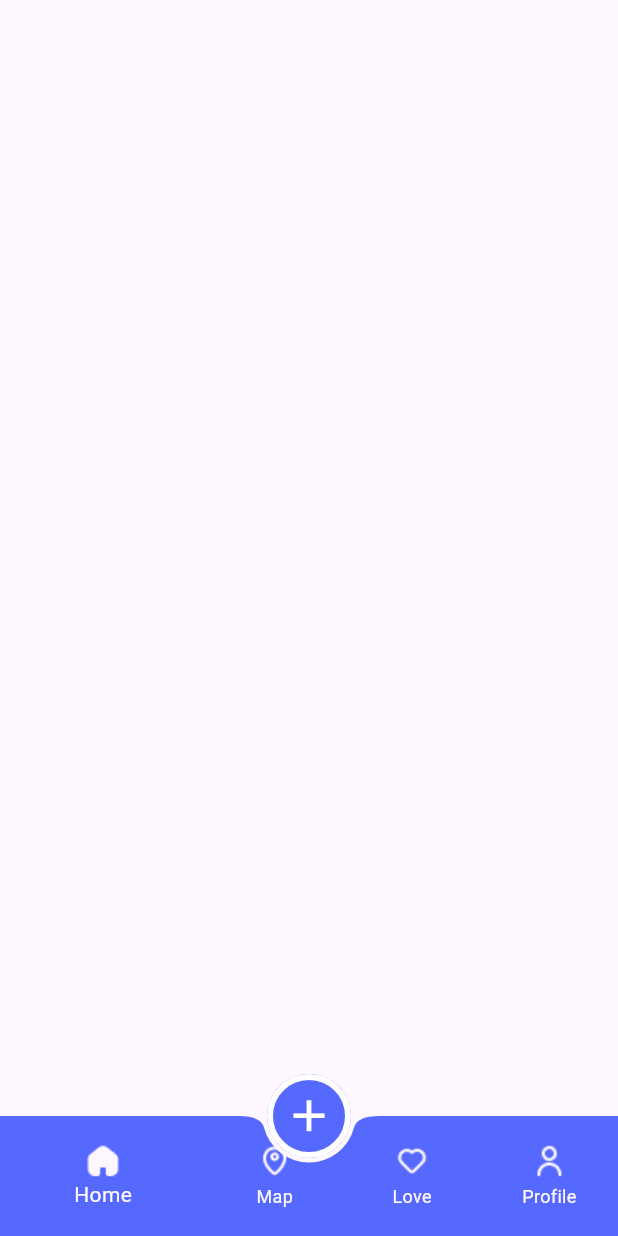
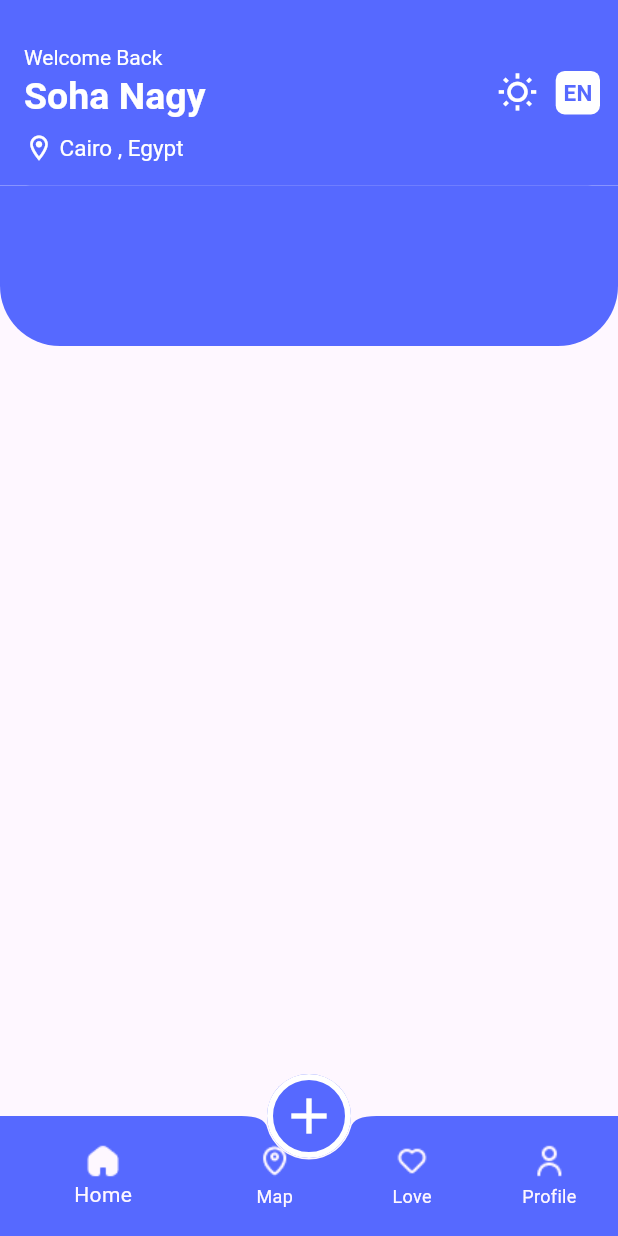
Before and after one commit to soo20/eventapp1, a Flutter app: the screen it shows after launch, on a phone screen of 412 x 824 dp. Run offline on Flutter 3.47's test engine with Material 3 defaults, Android fonts, the light colour scheme and no system bars; generated files the repository leaves out were written again.

Commit message:
create bages and make part of home

```diff
--- /dev/null
+++ b/lib/home/home_page.dart
@@ -0,0 +1,125 @@
+import 'package:eventapp1/utilized/colorrtheme.dart';
+import 'package:flutter/material.dart';
+import 'package:flutter_gen/gen_l10n/app_localizations.dart';
+
+class HomePage extends StatelessWidget {
+  const HomePage({super.key});
+
+  @override
+  Widget build(BuildContext context) {
+    var height = MediaQuery.of(context).size.height;
+    return Scaffold(
+      appBar: AppBar(
+        leadingWidth: 130,
+        backgroundColor: Theme.of(context).primaryColor,
+        toolbarHeight: height * 0.15,
+        title: Row(
+          children: [
+            Column(
+              crossAxisAlignment: CrossAxisAlignment.start,
+              spacing: 1,
+              children: [
+                SizedBox(height: height * 0.016),
+                Text(
+                  AppLocalizations.of(context)!.welcom,
+                  style: TextStyle(
+                    fontSize: 14,
+                    fontWeight: FontWeight.normal,
+                    color: Colorrtheme.whiteColor,
+                  ),
+                ),
+                Text(
+                  AppLocalizations.of(context)!.soha,
+                  style: TextStyle(
+                    fontSize: 25,
+                    fontWeight: FontWeight.bold,
+                    color: Colorrtheme.whiteColor,
+                  ),
+                ),
+                SizedBox(height: 6),
+                Row(
+                  children: [
+                    Icon(
+                      Icons.location_on_outlined,
+                      size: 20,
+                      color: Colorrtheme.whiteColor,
+                    ),
+                    Text(
+                      AppLocalizations.of(context)!.city,
+                      style: TextStyle(
+                        fontSize: 15,
+                        fontWeight: FontWeight.normal,
+                        color: Colorrtheme.whiteColor,
+                      ),
+                    ),
+                  ],
+                ),
+              ],
+            ),
+          ],
+        ),
+        actions: [
+          Icon(
+            Icons.wb_sunny_outlined,
+            color: Colorrtheme.whiteColor,
+            size: 27,
+          ),
+          Container(
+            margin: EdgeInsets.symmetric(horizontal: 12),
+            padding: EdgeInsets.symmetric(horizontal: 05, vertical: 4),
+
+            decoration: BoxDecoration(
+              color: Colorrtheme.whiteColor,
+              borderRadius: BorderRadius.circular(6),
+            ),
+            child: Text(
+              AppLocalizations.of(context)!.en,
+              style: TextStyle(
+                fontSize: 15,
+                fontWeight: FontWeight.bold,
+                color: Theme.of(context).primaryColor,
+              ),
+            ),
+          ),
+        ],
+
+        flexibleSpace: Container(
+          decoration: BoxDecoration(
+            color: Theme.of(context).primaryColor,
+            borderRadius: BorderRadius.only(
+              bottomRight: Radius.circular(20),
+              bottomLeft: Radius.circular(20),
+            ),
+          ),
+          /*   child: Column(
+            children: [
+              Text(
+                AppLocalizations.of(context)!.language,
+                style: TextStyle(
+                  fontSize: 17,
+                  fontWeight: FontWeight.bold,
+                  color: Colorrtheme.blackColor,
+                ),
+              ),
+            ],
+          ),*/
+        ),
+      ),
+      body: Column(
+        children: [
+          Container(
+            width: double.infinity,
+            height: height * 0.13,
+            decoration: BoxDecoration(
+              color: Theme.of(context).primaryColor,
+              borderRadius: BorderRadius.only(
+                bottomRight: Radius.circular(40),
+                bottomLeft: Radius.circular(40),
+              ),
+            ),
+          ),
+        ],
+      ),
+    );
+  }
+}
--- a/lib/home_screen2.dart
+++ b/lib/home_screen2.dart
@@ -1,4 +1,8 @@
-import 'package:eventapp1/colorrtheme.dart';
+import 'package:eventapp1/home/home_page.dart';
+import 'package:eventapp1/love/love_page.dart';
+import 'package:eventapp1/map/map_page.dart';
+import 'package:eventapp1/profile/home_screen.dart';
+import 'package:eventapp1/utilized/colorrtheme.dart';
 import 'package:flutter/material.dart';
 import 'package:flutter_gen/gen_l10n/app_localizations.dart';
 
@@ -12,7 +16,7 @@ class HomeScreen2 extends StatefulWidget {
 
 class _HomeScreen2State extends State<HomeScreen2> {
   int selectIndex = 0;
-
+  List<Widget> screens = [HomePage(), MapPage(), LovePage(), ProfilePage()];
   @override
   Widget build(BuildContext context) {
     return Scaffold(
@@ -20,8 +24,8 @@ class _HomeScreen2State extends State<HomeScreen2> {
         data: Theme.of(context).copyWith(canvasColor: Colors.transparent),
         child: BottomAppBar(
           padding: EdgeInsets.zero,
-          color: Colorrtheme.primaryLight,
-          notchMargin: 3,
+          color: Theme.of(context).primaryColor,
+          notchMargin: 1,
           shape: CircularNotchedRectangle(),
           child: BottomNavigationBar(
             currentIndex: selectIndex,
@@ -58,9 +62,10 @@ class _HomeScreen2State extends State<HomeScreen2> {
           ),
         ),
       ),
+      body: screens[selectIndex],
       floatingActionButton: FloatingActionButton(
         onPressed: () {},
-        child: Icon(Icons.add, color: Colorrtheme.whiteColor, size: 35),
+        child: Icon(Icons.add, color: Colorrtheme.whiteColor, size: 40),
       ),
       floatingActionButtonLocation: FloatingActionButtonLocation.centerDocked,
     );
--- a/lib/l10n/app_ar.arb
+++ b/lib/l10n/app_ar.arb
@@ -9,5 +9,9 @@
     "home" : "الصفحه الرئيسيه",
     "map" : "الخريطه",
     "love" : "المفضله",
-    "profile" : "الملف الشخصي"
+    "profile" : "الملف الشخصي",
+    "welcom" : "مرحبا برجوعك",
+    "soha" : "سها ناجي",
+    "city" : " مصر , القاهرة ",
+    "en" : "ع"
   }
--- a/lib/l10n/app_en.arb
+++ b/lib/l10n/app_en.arb
@@ -9,5 +9,9 @@
     "home" : "Home",
     "map" : "Map",
     "love" : "Love",
-    "profile" : "Profile"
+    "profile" : "Profile",
+    "welcom" : "Welcome Back",
+    "soha" : "Soha Nagy",
+    "city" : " Cairo , Egypt",
+    "en" : "EN"
   }
--- a/lib/main.dart
+++ b/lib/main.dart
@@ -1,5 +1,5 @@
-import 'package:eventapp1/app_theme.dart';
-import 'package:eventapp1/home_screen.dart';
+import 'package:eventapp1/utilized/app_theme.dart';
+import 'package:eventapp1/profile/home_screen.dart';
 import 'package:eventapp1/home_screen2.dart';
 import 'package:eventapp1/provider/app_lang_provider.dart';
 import 'package:eventapp1/provider/app_theme_provider.dart';
@@ -37,7 +37,7 @@ class MyApp extends StatelessWidget {
       initialRoute: HomeScreen2.route,
       routes: {
         HomeScreen2.route: (context) => HomeScreen2(),
-        HomeScreen.route: (context) => HomeScreen(),
+        ProfilePage.route: (context) => ProfilePage(),
       },
 
       theme: AppTheme.lightTheme,
--- a/lib/app_theme.dart
+++ b/lib/utilized/app_theme.dart
@@ -1,4 +1,4 @@
-import 'package:eventapp1/colorrtheme.dart';
+import 'package:eventapp1/utilized/colorrtheme.dart';
 import 'package:flutter/material.dart';
 
 class AppTheme {
--- a/pubspec.yaml
+++ b/pubspec.yaml
@@ -30,15 +30,17 @@ environment:
 dependencies:
   flutter:
     sdk: flutter
+
   flutter_localizations:
     sdk: flutter
-  intl: any
+  intl: ^0.19.0
 
   # The following adds the Cupertino Icons font to your application.
   # Use with the CupertinoIcons class for iOS style icons.
   cupertino_icons: ^1.0.8
+
+  provider: ^6.1.2
   flutter_native_splash: ^2.4.3
-  provider: ^6.1.2
 
 dev_dependencies:
   flutter_test:
```
Also changed, not shown: flutter_native_splash.yaml (deleted, +0 -151 lines), lib/love/love_page.dart (added, +10 -0 lines), lib/map/map_page.dart (added, +10 -0 lines), lib/profile/home_screen.dart (renamed from lib/home_screen.dart, +8 -8 lines), lib/profile/lang_buttom_sheet.dart (renamed from lib/theme_buttom_shet.dart, +18 -13 lines), lib/profile/theme_buttom_shet.dart (renamed from lib/lang_buttom_sheet.dart, +13 -18 lines), lib/profile/profile_page.dart (added), lib/utilized/colorrtheme.dart (renamed from lib/colorrtheme.dart), 4 other files.
